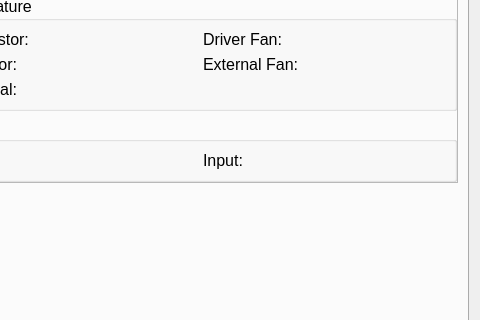
Llamero/Four_Channel_MHz_LED_Driver, file Software/GUI_code/Status_GUI.ui: the form before one commit; both pictures show x 81 to 561 and y 248 to 568 of the 561 by 865 pixel window.
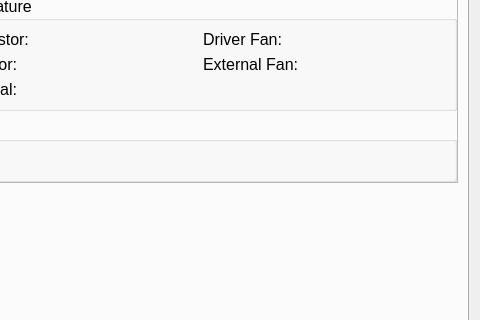
The form after the commit. The open tabs and pages were chosen to show the change. Custom widgets are drawn as their Qt base class.

Commit message: Knob is synced to status

Diff of the .ui file:
```diff
--- a/Software/GUI_code/Status_GUI.ui
+++ b/Software/GUI_code/Status_GUI.ui
@@ -77,20 +77,6 @@
                </property>
               </widget>
              </item>
-             <item row="0" column="1">
-              <widget class="QLabel" name="text_input_label">
-               <property name="font">
-                <font>
-                 <weight>50</weight>
-                 <bold>false</bold>
-                 <underline>false</underline>
-                </font>
-               </property>
-               <property name="text">
-                <string>Input: </string>
-               </property>
-              </widget>
-             </item>
             </layout>
            </widget>
           </item>
```
Left out of the diff: 4 changed lines with no effect on the pictures. The commit also changes 10 other files.
